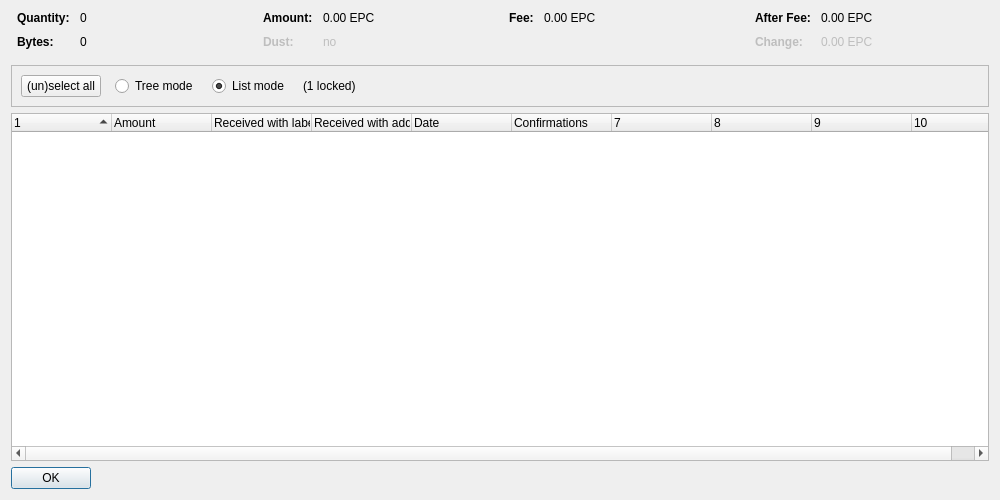
First picture: the form in src/qt/forms/coincontroldialog.ui, repository experiencecoin/experiencecoin_legacy, before the edit.
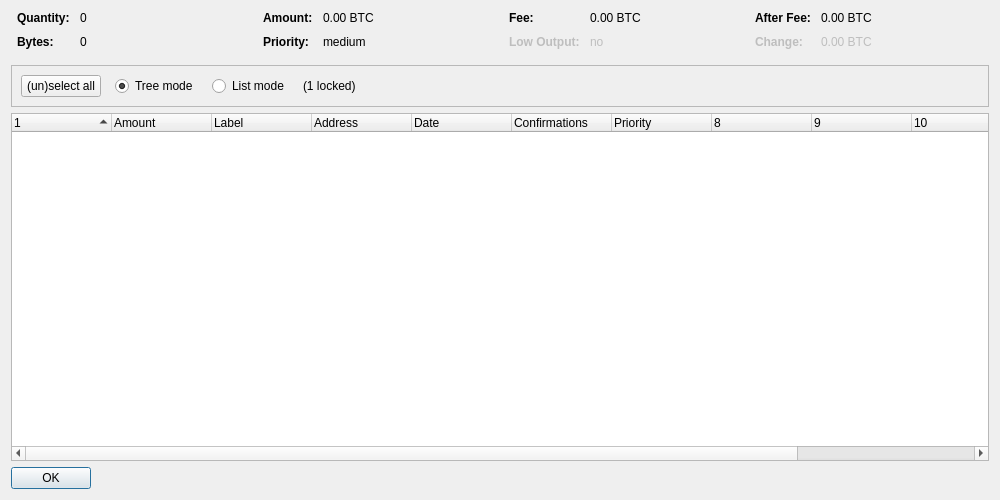
Second picture: the form after the edit. Custom widgets are drawn as their Qt base class.

```diff
--- a/src/qt/forms/coincontroldialog.ui
+++ b/src/qt/forms/coincontroldialog.ui
@@ -11,7 +11,7 @@
    </rect>
   </property>
   <property name="windowTitle">
-   <string>Coin Selection</string>
+   <string>Coin Control Address Selection</string>
   </property>
   <layout class="QVBoxLayout" name="verticalLayout">
    <item>
@@ -132,7 +132,7 @@
           <enum>Qt::ActionsContextMenu</enum>
          </property>
          <property name="text">
-          <string notr="true">0.00 EPC</string>
+          <string notr="true">0.00 BTC</string>
          </property>
          <property name="textInteractionFlags">
           <set>Qt::LinksAccessibleByMouse|Qt::TextSelectableByKeyboard|Qt::TextSelectableByMouse</set>
@@ -140,10 +140,7 @@
         </widget>
        </item>
        <item row="1" column="0">
-        <widget class="QLabel" name="labelCoinControlLowOutputText">
-         <property name="enabled">
-          <bool>false</bool>
-         </property>
+        <widget class="QLabel" name="labelCoinControlPriorityText">
          <property name="font">
           <font>
            <weight>75</weight>
@@ -151,15 +148,12 @@
           </font>
          </property>
          <property name="text">
-          <string>Dust:</string>
+          <string>Priority:</string>
          </property>
         </widget>
        </item>
        <item row="1" column="1">
-        <widget class="QLabel" name="labelCoinControlLowOutput">
-         <property name="enabled">
-          <bool>false</bool>
-         </property>
+        <widget class="QLabel" name="labelCoinControlPriority">
          <property name="cursor">
           <cursorShape>IBeamCursor</cursorShape>
          </property>
@@ -167,7 +161,7 @@
           <enum>Qt::ActionsContextMenu</enum>
          </property>
          <property name="text">
-          <string notr="true">no</string>
+          <string notr="true">medium</string>
          </property>
          <property name="textInteractionFlags">
           <set>Qt::LinksAccessibleByMouse|Qt::TextSelectableByKeyboard|Qt::TextSelectableByMouse</set>
@@ -212,7 +206,42 @@
           <enum>Qt::ActionsContextMenu</enum>
          </property>
          <property name="text">
-          <string notr="true">0.00 EPC</string>
+          <string notr="true">0.00 BTC</string>
+         </property>
+         <property name="textInteractionFlags">
+          <set>Qt::LinksAccessibleByMouse|Qt::TextSelectableByKeyboard|Qt::TextSelectableByMouse</set>
+         </property>
+        </widget>
+       </item>
+       <item row="1" column="0">
+        <widget class="QLabel" name="labelCoinControlLowOutputText">
+         <property name="enabled">
+          <bool>false</bool>
+         </property>
+         <property name="font">
+          <font>
+           <weight>75</weight>
+           <bold>true</bold>
+          </font>
+         </property>
+         <property name="text">
+          <string>Low Output:</string>
+         </property>
+        </widget>
+       </item>
+       <item row="1" column="1">
+        <widget class="QLabel" name="labelCoinControlLowOutput">
+         <property name="enabled">
+          <bool>false</bool>
+         </property>
+         <property name="cursor">
+          <cursorShape>IBeamCursor</cursorShape>
+         </property>
+         <property name="contextMenuPolicy">
+          <enum>Qt::ActionsContextMenu</enum>
+         </property>
+         <property name="text">
+          <string notr="true">no</string>
          </property>
          <property name="textInteractionFlags">
           <set>Qt::LinksAccessibleByMouse|Qt::TextSelectableByKeyboard|Qt::TextSelectableByMouse</set>
@@ -257,7 +286,7 @@
           <enum>Qt::ActionsContextMenu</enum>
          </property>
          <property name="text">
-          <string notr="true">0.00 EPC</string>
+          <string notr="true">0.00 BTC</string>
          </property>
          <property name="textInteractionFlags">
           <set>Qt::LinksAccessibleByMouse|Qt::TextSelectableByKeyboard|Qt::TextSelectableByMouse</set>
@@ -292,7 +321,7 @@
           <enum>Qt::ActionsContextMenu</enum>
          </property>
          <property name="text">
-          <string notr="true">0.00 EPC</string>
+          <string notr="true">0.00 BTC</string>
          </property>
          <property name="textInteractionFlags">
           <set>Qt::LinksAccessibleByMouse|Qt::TextSelectableByKeyboard|Qt::TextSelectableByMouse</set>
@@ -334,9 +363,6 @@
           <property name="text">
            <string>(un)select all</string>
           </property>
-          <property name="autoDefault">
-           <bool>false</bool>
-          </property>
          </widget>
         </item>
         <item>
@@ -350,24 +376,24 @@
           <property name="text">
            <string>Tree mode</string>
           </property>
-         </widget>
-        </item>
-        <item>
-         <widget class="QRadioButton" name="radioListMode">
-          <property name="sizePolicy">
-           <sizepolicy hsizetype="Maximum" vsizetype="Fixed">
-            <horstretch>0</horstretch>
-            <verstretch>0</verstretch>
-           </sizepolicy>
-          </property>
-          <property name="text">
-           <string>List mode</string>
-          </property>
           <property name="checked">
            <bool>true</bool>
           </property>
          </widget>
         </item>
+        <item>
+         <widget class="QRadioButton" name="radioListMode">
+          <property name="sizePolicy">
+           <sizepolicy hsizetype="Maximum" vsizetype="Fixed">
+            <horstretch>0</horstretch>
+            <verstretch>0</verstretch>
+           </sizepolicy>
+          </property>
+          <property name="text">
+           <string>List mode</string>
+          </property>
+         </widget>
+        </item>
         <item>
          <widget class="QLabel" name="labelLocked">
           <property name="text">
@@ -402,7 +428,7 @@
       <bool>false</bool>
      </property>
      <property name="columnCount">
-      <number>10</number>
+      <number>12</number>
      </property>
      <attribute name="headerShowSortIndicator" stdset="0">
       <bool>true</bool>
@@ -422,12 +448,12 @@
      </column>
      <column>
       <property name="text">
-       <string>Received with label</string>
+       <string>Label</string>
       </property>
      </column>
      <column>
       <property name="text">
-       <string>Received with address</string>
+       <string>Address</string>
       </property>
      </column>
      <column>
@@ -443,6 +469,16 @@
        <string>Confirmed</string>
       </property>
      </column>
+     <column>
+      <property name="text">
+       <string>Priority</string>
+      </property>
+     </column>
+     <column>
+      <property name="text">
+       <string/>
+      </property>
+     </column>
      <column>
       <property name="text">
        <string/>
```
